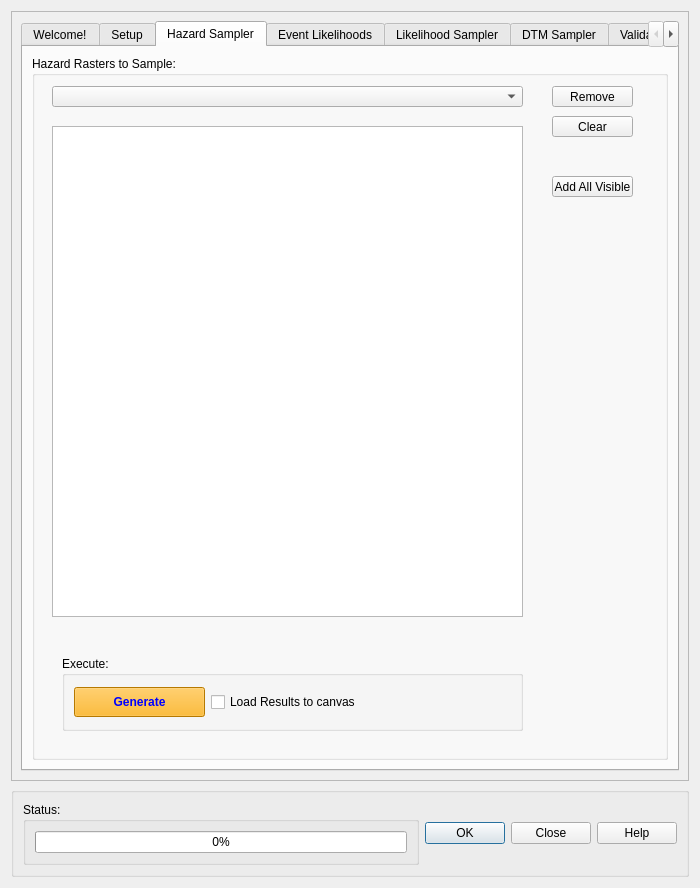
This is canflood_inprep/ProjectDataPrep/ProjectDataPrepDialog_Base.ui in NRCan/CanFlood as Qt 5 draws it before an edit. The edited form follows.
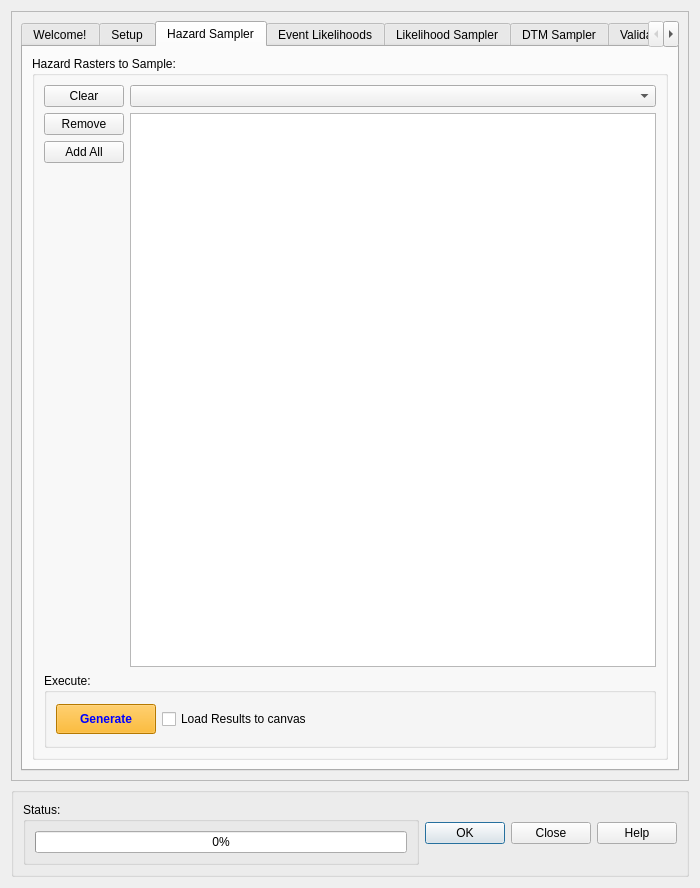
This is the edited form. The open tabs and pages were chosen to show the change. Custom widgets are drawn as their Qt base class.

What changed in the file:
```diff
--- a/canflood_inprep/ProjectDataPrep/ProjectDataPrepDialog_Base.ui
+++ b/canflood_inprep/ProjectDataPrep/ProjectDataPrepDialog_Base.ui
@@ -51,8 +51,8 @@
        <rect>
         <x>0</x>
         <y>0</y>
-        <width>680</width>
-        <height>788</height>
+        <width>676</width>
+        <height>777</height>
        </rect>
       </property>
       <property name="sizePolicy">
@@ -880,87 +880,75 @@
            <string>Hazard Sampler</string>
           </attribute>
           <layout class="QGridLayout" name="_9">
-           <item row="1" column="0">
+           <item row="0" column="0">
             <widget class="QGroupBox" name="groupBox_2">
              <property name="title">
               <string>Hazard Rasters to Sample:</string>
              </property>
-             <widget class="QListWidget" name="listWidget_ras">
-              <property name="geometry">
-               <rect>
-                <x>20</x>
-                <y>70</y>
-                <width>471</width>
-                <height>491</height>
-               </rect>
-              </property>
-              <property name="font">
-               <font>
-                <family>MS Shell Dlg 2</family>
-                <pointsize>8</pointsize>
-               </font>
-              </property>
-             </widget>
+             <layout class="QVBoxLayout" name="verticalLayout_9">
+              <item>
+               <layout class="QHBoxLayout" name="horizontalLayout_15">
+                <item>
+                 <layout class="QVBoxLayout" name="verticalLayout_buttons">
+                  <item>
              <widget class="QPushButton" name="pushButton_clear">
-              <property name="geometry">
-               <rect>
-                <x>520</x>
-                <y>60</y>
-                <width>81</width>
-                <height>21</height>
-               </rect>
-              </property>
               <property name="text">
                <string>Clear</string>
               </property>
              </widget>
+                  </item>
+                  <item>
              <widget class="QPushButton" name="pushButton_remove">
-              <property name="geometry">
-               <rect>
-                <x>520</x>
-                <y>30</y>
-                <width>81</width>
-                <height>21</height>
-               </rect>
-              </property>
               <property name="text">
                <string>Remove</string>
               </property>
              </widget>
-             <widget class="QgsMapLayerComboBox" name="comboBox_ras">
-              <property name="geometry">
-               <rect>
-                <x>20</x>
-                <y>30</y>
-                <width>471</width>
-                <height>21</height>
-               </rect>
-              </property>
-             </widget>
+                  </item>
+                  <item>
              <widget class="QPushButton" name="pushButton_add_all">
-              <property name="geometry">
-               <rect>
-                <x>520</x>
-                <y>120</y>
-                <width>81</width>
-                <height>21</height>
-               </rect>
-              </property>
               <property name="text">
-               <string>Add All Visible</string>
-              </property>
-             </widget>
+                     <string>Add All</string>
+                    </property>
+                   </widget>
+                  </item>
+                  <item>
+                   <spacer name="verticalSpacer_4">
+                    <property name="orientation">
+                     <enum>Qt::Vertical</enum>
+                    </property>
+                    <property name="sizeHint" stdset="0">
+                     <size>
+                      <width>20</width>
+                      <height>40</height>
+                     </size>
+                    </property>
+                   </spacer>
+                  </item>
+                 </layout>
+                </item>
+                <item>
+                 <layout class="QVBoxLayout" name="verticalLayout_8">
+                  <item>
+                   <widget class="QgsMapLayerComboBox" name="comboBox_ras"/>
+                  </item>
+                  <item>
+                   <widget class="QListWidget" name="listWidget_ras">
+                    <property name="font">
+                     <font>
+                      <family>MS Shell Dlg 2</family>
+                      <pointsize>8</pointsize>
+                     </font>
+                    </property>
+                   </widget>
+                  </item>
+                 </layout>
+                </item>
+               </layout>
+              </item>
+              <item>
              <widget class="QGroupBox" name="groupBox_15">
-              <property name="geometry">
-               <rect>
-                <x>30</x>
-                <y>600</y>
-                <width>461</width>
-                <height>75</height>
-               </rect>
-              </property>
               <property name="sizePolicy">
-               <sizepolicy hsizetype="Fixed" vsizetype="Fixed">
+                 <sizepolicy hsizetype="Preferred" vsizetype="Fixed">
                 <horstretch>0</horstretch>
                 <verstretch>0</verstretch>
                </sizepolicy>
@@ -977,6 +965,12 @@
               <layout class="QHBoxLayout" name="horizontalLayout">
                <item>
                 <widget class="QPushButton" name="pushButton_HSgenerate">
+                   <property name="sizePolicy">
+                    <sizepolicy hsizetype="Fixed" vsizetype="Fixed">
+                     <horstretch>0</horstretch>
+                     <verstretch>0</verstretch>
+                    </sizepolicy>
+                   </property>
                  <property name="minimumSize">
                   <size>
                    <width>100</width>
@@ -1424,6 +1418,8 @@
                </item>
               </layout>
              </widget>
+              </item>
+             </layout>
             </widget>
            </item>
           </layout>
```
Left out of the diff: 6 changed lines with no effect on the pictures. Lines whose indentation alone changed are shown as unchanged.
